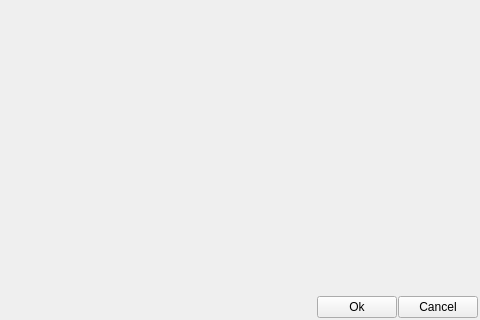
Old version of the form bin/pluginmanager.ui in the repository kmatheussen/radium; both pictures show x 123 to 603 and y 96 to 416 of the 603 by 416 pixel window.
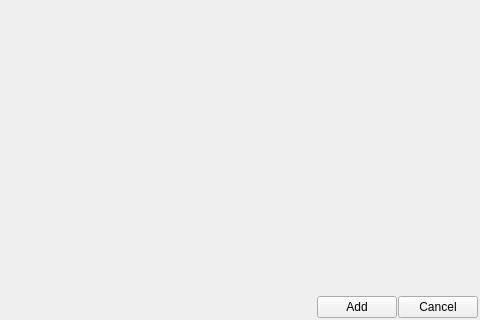
New version of the form.

Diff of the .ui file:
```diff
--- a/bin/pluginmanager.ui
+++ b/bin/pluginmanager.ui
@@ -90,7 +90,7 @@
      <item>
       <widget class="QPushButton" name="ok_button">
        <property name="text">
-        <string>Ok</string>
+        <string>Add</string>
        </property>
       </widget>
      </item>
```
Left out of the diff: 2 changed lines with no effect on the pictures.
